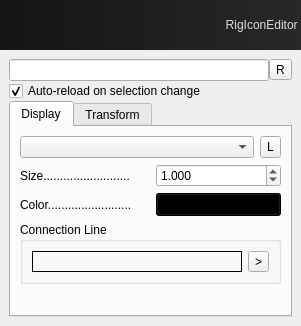
First picture: the form in rigicon/layout/ui/editor.ui, repository csaez/rigicon, before the edit.
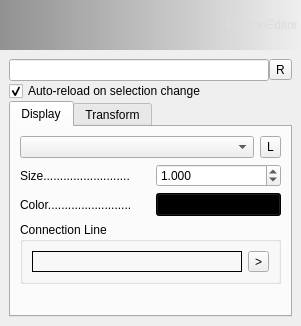
Second picture: the form after the edit.

```diff
--- a/rigicon/layout/ui/editor.ui
+++ b/rigicon/layout/ui/editor.ui
@@ -39,7 +39,7 @@
        <property name="styleSheet">
         <string notr="true">font: 75 bold italic 18pt &quot;Trebuchet MS&quot;;
 color: rgb(220, 220, 220);
-background-color: qlineargradient(spread:pad, x1:0, y1:0, x2:1, y2:0, stop:0 rgba(20, 20, 20, 255), stop:1 rgba(40, 40, 40, 255));</string>
+background-color: qlineargradient(spread:pad, x1:0, y1:0, x2:1, y2:0, stop:0 rgba(0, 0, 0, 100), stop:1 rgba(40, 40, 40, 0));</string>
        </property>
        <property name="text">
         <string>RigIconEditor </string>
```
Left out of the diff: 99 changed lines with no effect on the pictures.
